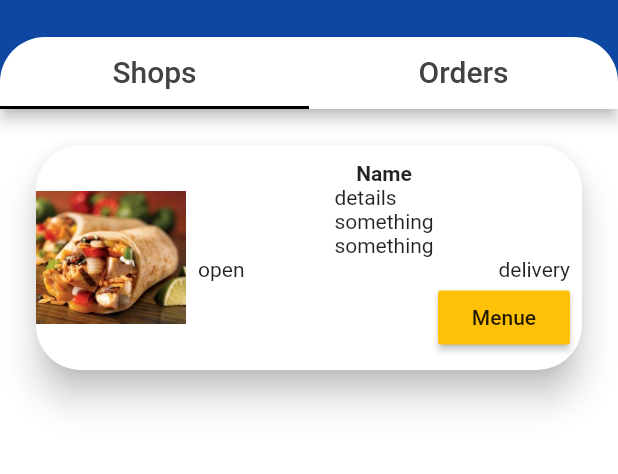
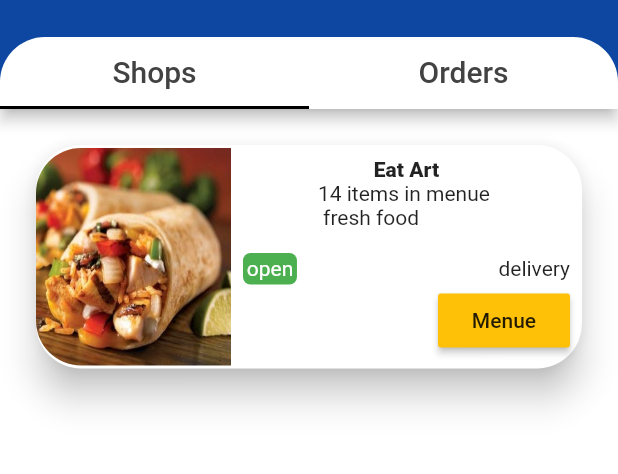
Before and after one commit to ThiwankaShan/Food_app_flutter, a Flutter app: the screen it shows after launch, on a phone screen of 412 x 824 dp, the part 59-533 px from its top. Run offline on Flutter 3.47's test engine with Material 2 defaults, Android fonts, the phone set to English and light mode, and no system bars; our stand-ins replace font_awesome_flutter; missing offline and left inert: tabbar.

Commit message:
styled shop card

```diff
--- a/lib/Customer/CustomerHome.dart
+++ b/lib/Customer/CustomerHome.dart
@@ -27,11 +27,21 @@ class CustomerHome extends StatelessWidget {
                                   children: <Widget>[
                                     Column(
                                       children: <Widget>[
-                                        Image(
-                                          image: AssetImage('images/food.jpg'),
-                                          width: 100.0,
-                                          height: 150.0,
-                                        )
+                                        Container(
+                                            width: 130.0,
+                                            height: 145.0,
+                                            decoration: BoxDecoration(
+                                              borderRadius: BorderRadius.only(
+                                                topLeft: Radius.circular(30),
+                                                bottomLeft: Radius.circular(30),
+                                              ),
+                                              shape: BoxShape.rectangle,
+                                              image: DecorationImage(
+                                                fit: BoxFit.fill,
+                                                image: AssetImage(
+                                                    'images/food.jpg'),
+                                              ),
+                                            ))
                                       ],
                                     ),
                                     Expanded(
@@ -44,10 +54,10 @@ class CustomerHome extends StatelessWidget {
                                                   MainAxisAlignment.center,
                                               children: <Widget>[
                                                 Text(
-                                                  'Name',
+                                                  'Eat Art',
                                                   style: TextStyle(
                                                       fontWeight:
-                                                          FontWeight.w700),
+                                                          FontWeight.w800),
                                                 )
                                               ],
                                             ),
@@ -56,7 +66,7 @@ class CustomerHome extends StatelessWidget {
                                                   MainAxisAlignment.center,
                                               children: <Widget>[
                                                 Text(
-                                                    'details\nsomething\nsomething')
+                                                    '14 items in menue \n fresh food\n')
                                               ],
                                             ),
                                             Row(
@@ -64,7 +74,19 @@ class CustomerHome extends StatelessWidget {
                                                   MainAxisAlignment
                                                       .spaceBetween,
                                               children: <Widget>[
-                                                Text('open'),
+                                                Container(
+                                                    padding:
+                                                        EdgeInsets.all(2.5),
+                                                    decoration: BoxDecoration(
+                                                        color: Colors.green,
+                                                        borderRadius:
+                                                            BorderRadius
+                                                                .circular(5.0)),
+                                                    child: Text(
+                                                      'open',
+                                                      style: TextStyle(
+                                                          color: Colors.white),
+                                                    )),
                                                 Text('delivery')
                                               ],
                                             ),
```
